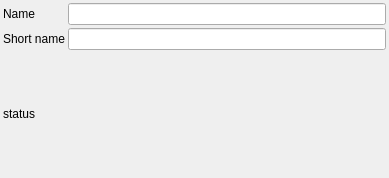
Above: src/objecteditwidget.ui from RxLaboratory/Ramses-Client before the change. Below: the same form after it.
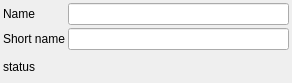
That is the form after the change.

Patch:
```diff
--- a/src/objecteditwidget.ui
+++ b/src/objecteditwidget.ui
@@ -6,8 +6,8 @@
    <rect>
     <x>0</x>
     <y>0</y>
-    <width>389</width>
-    <height>178</height>
+    <width>292</width>
+    <height>83</height>
    </rect>
   </property>
   <property name="sizePolicy">
```
